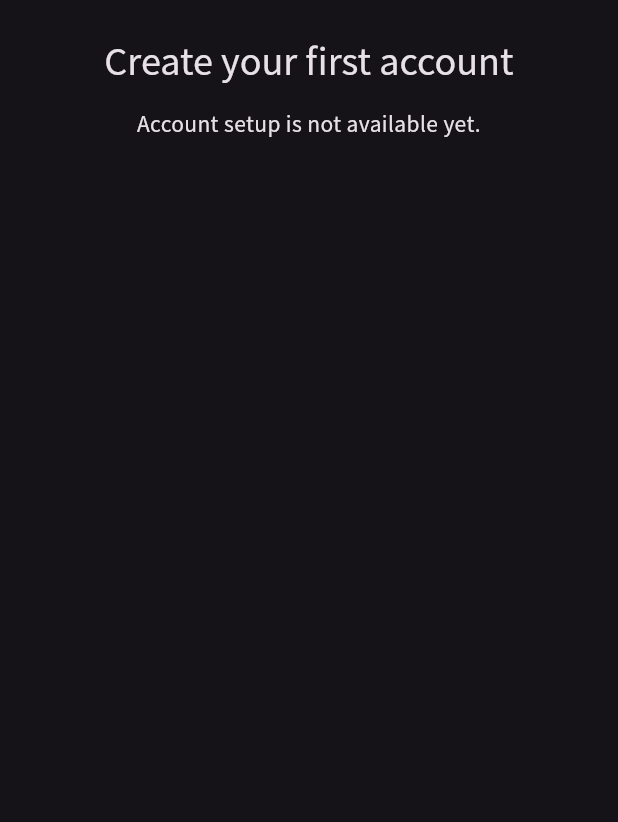
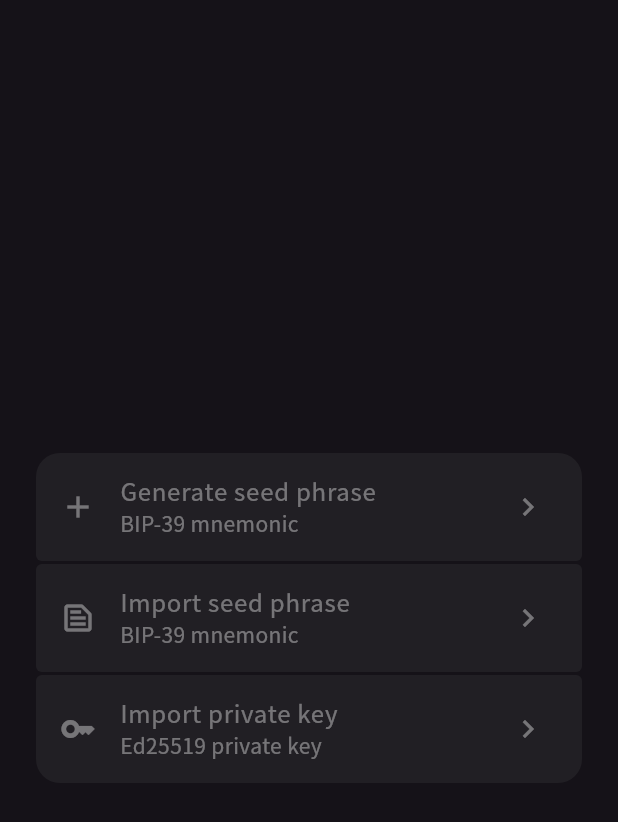
Before and after one commit to Lethephobia/soletheia, a Flutter app: the screen it shows after launch, on a phone screen of 412 x 824 dp. Shown: the top 822 px of the screen. Run offline on Flutter 3.47's test engine with Material 3 defaults, Android fonts, the phone set to English and light mode, and no system bars; our stand-ins replace flutter_riverpod, go_router, google_fonts, material_ui, riverpod_annotation; missing offline and left inert: dart:ffi, flutter_rust_bridge; generated files the repository leaves out were written again; statements that could not run were skipped.

Commit message:
feat(app): add account setup choices with English localization

```diff
--- a/apps/soletheia_wallet/app/lib/l10n/app_en.arb
+++ b/apps/soletheia_wallet/app/lib/l10n/app_en.arb
@@ -32,12 +32,28 @@
   "@navigationCollapseLabel": {
     "description": "Tooltip for collapsing the navigation rail."
   },
-  "onboardingTitle": "Create your first account",
-  "@onboardingTitle": {
-    "description": "Heading of the first-account setup flow."
+  "onboardingGenerateSeedPhraseLabel": "Generate seed phrase",
+  "@onboardingGenerateSeedPhraseLabel": {
+    "description": "Label of the onboarding action for generating a new seed phrase."
   },
-  "onboardingPlaceholderMessage": "Account setup is not available yet.",
-  "@onboardingPlaceholderMessage": {
-    "description": "Temporary message while the account setup flow is not implemented."
+  "onboardingGenerateSeedPhraseDescription": "BIP-39 mnemonic",
+  "@onboardingGenerateSeedPhraseDescription": {
+    "description": "Mnemonic standard for the planned seed phrase generation flow."
+  },
+  "onboardingImportSeedPhraseLabel": "Import seed phrase",
+  "@onboardingImportSeedPhraseLabel": {
+    "description": "Label of the onboarding action for importing an existing seed phrase."
+  },
+  "onboardingImportSeedPhraseDescription": "BIP-39 mnemonic",
+  "@onboardingImportSeedPhraseDescription": {
+    "description": "Mnemonic standard for the planned seed phrase import flow."
+  },
+  "onboardingImportPrivateKeyLabel": "Import private key",
+  "@onboardingImportPrivateKeyLabel": {
+    "description": "Label of the onboarding action for importing a private key, including a keypair JSON file."
+  },
+  "onboardingImportPrivateKeyDescription": "Ed25519 private key",
+  "@onboardingImportPrivateKeyDescription": {
+    "description": "Key type for the planned private key import flow."
   }
 }
--- a/apps/soletheia_wallet/app/lib/l10n/app_ja.arb
+++ /dev/null
@@ -1,13 +0,0 @@
-{
-  "@@locale": "ja",
-  "appTitle": "Soletheia",
-  "navigationAccountLabel": "アカウント",
-  "navigationSettingsLabel": "設定",
-  "accountListTitle": "アカウント",
-  "accountListEmptyMessage": "アカウントはありません",
-  "settingsTitle": "設定",
-  "navigationExpandLabel": "ナビゲーションを展開",
-  "navigationCollapseLabel": "ナビゲーションを折りたたむ",
-  "onboardingTitle": "最初のアカウントを作成",
-  "onboardingPlaceholderMessage": "アカウント作成機能は準備中です。"
-}
--- a/apps/soletheia_wallet/app/lib/shell/onboarding/onboarding_layout.dart
+++ b/apps/soletheia_wallet/app/lib/shell/onboarding/onboarding_layout.dart
@@ -1,6 +1,9 @@
 import 'package:material_ui/material_ui.dart';
 
 class OnboardingLayout extends StatelessWidget {
+  static const double _maxContentWidth = 560;
+  static const double _contentPadding = 24;
+
   const OnboardingLayout({super.key, required this.child});
   final Widget child;
 
@@ -9,8 +12,11 @@ class OnboardingLayout extends StatelessWidget {
     body: SafeArea(
       child: Center(
         child: ConstrainedBox(
-          constraints: const BoxConstraints(maxWidth: 560),
-          child: Padding(padding: const EdgeInsets.all(24), child: child),
+          constraints: const BoxConstraints(maxWidth: _maxContentWidth),
+          child: Padding(
+            padding: const EdgeInsets.all(_contentPadding),
+            child: child,
+          ),
         ),
       ),
     ),
--- a/apps/soletheia_wallet/app/lib/view/account/account_list_view.dart
+++ b/apps/soletheia_wallet/app/lib/view/account/account_list_view.dart
@@ -3,6 +3,8 @@ import 'package:material_ui/material_ui.dart';
 import '../../l10n.dart';
 
 class AccountListView extends StatelessWidget {
+  static const double _contentPadding = 24;
+
   const AccountListView({super.key});
 
   @override
@@ -11,7 +13,7 @@ class AccountListView extends StatelessWidget {
     body: SafeArea(
       child: Center(
         child: Padding(
-          padding: const EdgeInsets.all(24),
+          padding: const EdgeInsets.all(_contentPadding),
           child: Text(
             AppLocalizations.of(context).accountListEmptyMessage,
             style: Theme.of(context).textTheme.bodyMedium?.copyWith(
--- a/apps/soletheia_wallet/app/lib/view/onboarding.dart
+++ b/apps/soletheia_wallet/app/lib/view/onboarding.dart
@@ -1 +1,2 @@
 export 'onboarding/account_setup_view.dart';
+export 'onboarding/account_setup_option_tile.dart';
--- /dev/null
+++ b/apps/soletheia_wallet/app/lib/view/onboarding/account_setup_option_tile.dart
@@ -0,0 +1,41 @@
+import 'package:material_ui/material_ui.dart';
+
+class AccountSetupOptionTile extends StatelessWidget {
+  static const double _outerCornerRadius = 16;
+  static const double _innerCornerRadius = 4;
+
+  const AccountSetupOptionTile({
+    super.key,
+    required this.icon,
+    required this.title,
+    required this.subtitle,
+    this.onTap,
+    this.isFirst = false,
+    this.isLast = false,
+  });
+
+  final IconData icon;
+  final String title;
+  final String subtitle;
+  final VoidCallback? onTap;
+  final bool isFirst;
+  final bool isLast;
+
+  @override
+  Widget build(BuildContext context) => Material(
+    color: Theme.of(context).colorScheme.surfaceContainer,
+    borderRadius: BorderRadius.vertical(
+      top: Radius.circular(isFirst ? _outerCornerRadius : _innerCornerRadius),
+      bottom: Radius.circular(isLast ? _outerCornerRadius : _innerCornerRadius),
+    ),
+    clipBehavior: Clip.antiAlias,
+    child: ListTile(
+      leading: Icon(icon),
+      title: Text(title),
+      subtitle: Text(subtitle),
+      trailing: const Icon(Icons.chevron_right),
+      enabled: onTap != null,
+      onTap: onTap,
+    ),
+  );
+}
--- a/apps/soletheia_wallet/app/lib/view/onboarding/account_setup_view.dart
+++ b/apps/soletheia_wallet/app/lib/view/onboarding/account_setup_view.dart
@@ -1,23 +1,55 @@
 import 'package:material_ui/material_ui.dart';
 
 import '../../l10n.dart';
+import 'account_setup_option_tile.dart';
 
 class AccountSetupView extends StatelessWidget {
-  const AccountSetupView({super.key});
+  static const double _optionSpacing = 2;
+
+  const AccountSetupView({
+    super.key,
+    this.onGenerateSeedPhrase,
+    this.onImportSeedPhrase,
+    this.onImportPrivateKey,
+  });
+
+  final VoidCallback? onGenerateSeedPhrase;
+  final VoidCallback? onImportSeedPhrase;
+  final VoidCallback? onImportPrivateKey;
 
   @override
   Widget build(BuildContext context) {
     final l10n = AppLocalizations.of(context);
-    return Column(
-      mainAxisSize: MainAxisSize.min,
-      children: [
-        Text(
-          l10n.onboardingTitle,
-          style: Theme.of(context).textTheme.headlineSmall,
+
+    return Center(
+      child: SingleChildScrollView(
+        child: Column(
+          mainAxisSize: MainAxisSize.min,
+          spacing: _optionSpacing,
+          children: [
+            AccountSetupOptionTile(
+              icon: Icons.add,
+              title: l10n.onboardingGenerateSeedPhraseLabel,
+              subtitle: l10n.onboardingGenerateSeedPhraseDescription,
+              onTap: onGenerateSeedPhrase,
+              isFirst: true,
+            ),
+            AccountSetupOptionTile(
+              icon: Icons.text_snippet_outlined,
+              title: l10n.onboardingImportSeedPhraseLabel,
+              subtitle: l10n.onboardingImportSeedPhraseDescription,
+              onTap: onImportSeedPhrase,
+            ),
+            AccountSetupOptionTile(
+              icon: Icons.key_outlined,
+              title: l10n.onboardingImportPrivateKeyLabel,
+              subtitle: l10n.onboardingImportPrivateKeyDescription,
+              onTap: onImportPrivateKey,
+              isLast: true,
+            ),
+          ],
         ),
-        const SizedBox(height: 16),
-        Text(l10n.onboardingPlaceholderMessage, textAlign: TextAlign.center),
-      ],
+      ),
     );
   }
 }
```
Also changed, not shown: 6 other files.
